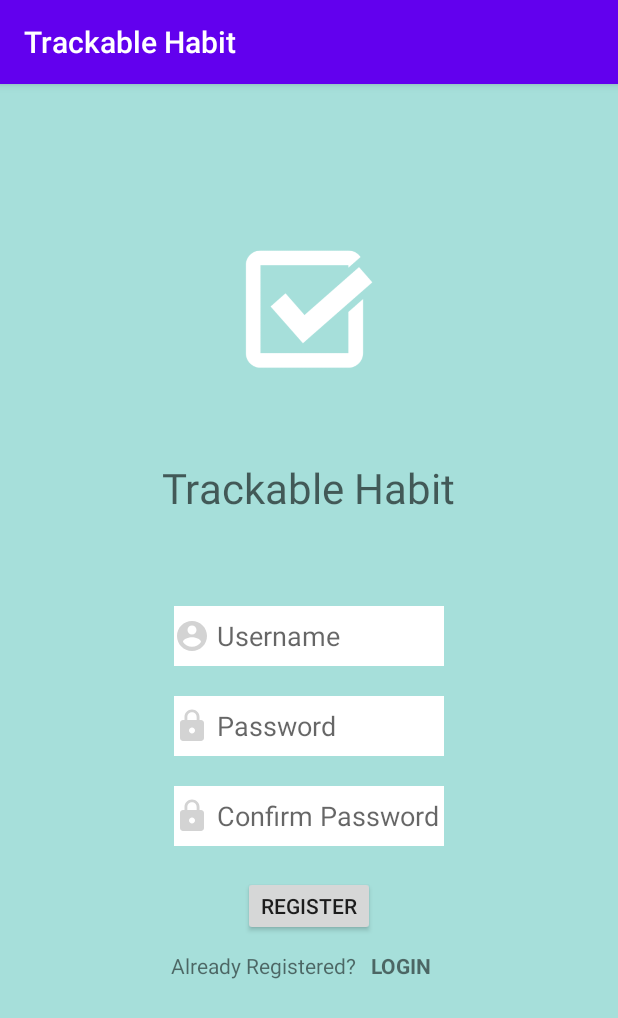
After one commit to cx0810/TrackableHabit, an Android app: the RegisterActivity screen opened directly, with no data from a screen before it, on a phone screen of 412 x 824 dp. The commit adds this screen. Shown: the top 1018 px of the screen. Run offline under Robolectric (Android 15) with nearby library versions, the phone set to English and light mode, and no system bars.

Commit message:
added login and register activity

```diff
--- /dev/null
+++ b/app/src/main/java/com/example/trackablehabit/RegisterActivity.java
@@ -0,0 +1,34 @@
+package com.example.trackablehabit;
+
+import androidx.appcompat.app.AppCompatActivity;
+
+import android.content.Intent;
+import android.os.Bundle;
+import android.widget.Button;
+import android.widget.EditText;
+import android.widget.TextView;
+
+public class RegisterActivity extends AppCompatActivity {
+    EditText mTextUsername;
+    EditText mTextPassword;
+    EditText mTextConfirmPassword;
+    Button mButtonRegister;
+    TextView mLogin;
+
+    @Override
+    protected void onCreate(Bundle savedInstanceState) {
+        super.onCreate(savedInstanceState);
+        setContentView(R.layout.activity_register);
+
+        mTextUsername = findViewById(R.id.register_username);
+        mTextPassword = findViewById(R.id.register_password);
+        mTextConfirmPassword = findViewById(R.id.register_confirm_password);
+        mButtonRegister = findViewById(R.id.register_button);
+        mLogin = findViewById(R.id.register_login);
+
+        mLogin.setOnClickListener(v -> {
+            Intent startIntent = new Intent(getApplicationContext(), LoginActivity.class);
+            startActivity(startIntent);
+        });
+    }
+}
--- /dev/null
+++ b/app/src/main/res/drawable/ic_password.xml
@@ -0,0 +1,9 @@
+<vector xmlns:android="http://schemas.android.com/apk/res/android"
+        android:width="24dp"
+        android:height="24dp"
+        android:viewportWidth="24.0"
+        android:viewportHeight="24.0">
+    <path
+        android:fillColor="#D3D3D3"
+        android:pathData="M18,8h-1L17,6c0,-2.76 -2.24,-5 -5,-5S7,3.24 7,6v2L6,8c-1.1,0 -2,0.9 -2,2v10c0,1.1 0.9,2 2,2h12c1.1,0 2,-0.9 2,-2L20,10c0,-1.1 -0.9,-2 -2,-2zM12,17c-1.1,0 -2,-0.9 -2,-2s0.9,-2 2,-2 2,0.9 2,2 -0.9,2 -2,2zM15.1,8L8.9,8L8.9,6c0,-1.71 1.39,-3.1 3.1,-3.1 1.71,0 3.1,1.39 3.1,3.1v2z"/>
+</vector>
--- /dev/null
+++ b/app/src/main/res/drawable/ic_username.xml
@@ -0,0 +1,9 @@
+<vector xmlns:android="http://schemas.android.com/apk/res/android"
+        android:width="24dp"
+        android:height="24dp"
+        android:viewportWidth="24.0"
+        android:viewportHeight="24.0">
+    <path
+        android:fillColor="#D3D3D3"
+        android:pathData="M12,2C6.48,2 2,6.48 2,12s4.48,10 10,10 10,-4.48 10,-10S17.52,2 12,2zM12,5c1.66,0 3,1.34 3,3s-1.34,3 -3,3 -3,-1.34 -3,-3 1.34,-3 3,-3zM12,19.2c-2.5,0 -4.71,-1.28 -6,-3.22 0.03,-1.99 4,-3.08 6,-3.08 1.99,0 5.97,1.09 6,3.08 -1.29,1.94 -3.5,3.22 -6,3.22z"/>
+</vector>
--- /dev/null
+++ b/app/src/main/res/layout/activity_register.xml
@@ -0,0 +1,93 @@
+<?xml version="1.0" encoding="utf-8"?>
+<LinearLayout
+    xmlns:android="http://schemas.android.com/apk/res/android"
+    xmlns:app="http://schemas.android.com/apk/res-auto"
+    xmlns:tools="http://schemas.android.com/tools"
+    android:layout_width="match_parent"
+    android:layout_height="match_parent"
+    tools:context=".RegisterActivity"
+    android:orientation="vertical"
+    android:gravity="center_horizontal"
+    android:background="#a6dfda">
+
+    <ImageView
+        android:layout_width="wrap_content"
+        android:layout_height="200dp"
+        android:layout_marginTop="50dp"
+        app:srcCompat="@drawable/logo2"
+        android:contentDescription="@string/todo" />
+
+    <TextView
+        android:layout_width="wrap_content"
+        android:layout_height="68dp"
+        android:hint="@string/trackable_habit"
+        android:textSize="28sp"
+        />
+
+    <EditText
+        android:id="@+id/register_username"
+        android:layout_width="180dp"
+        android:layout_height="40dp"
+        android:layout_marginTop="30dp"
+        android:background="#ffffff"
+        android:drawableStart="@drawable/ic_username"
+        android:drawableLeft="@drawable/ic_username"
+        android:hint="@string/username"
+        android:inputType="text"
+        android:autofillHints="@string/username" />
+
+    <EditText
+        android:id="@+id/register_password"
+        android:layout_width="180dp"
+        android:layout_height="40dp"
+        android:layout_marginTop="20dp"
+        android:background="#ffffff"
+        android:drawableLeft="@drawable/ic_password"
+        android:hint="@string/password"
+        android:inputType="textPassword"
+        android:drawableStart="@drawable/ic_password"
+        android:autofillHints="@string/password" />
+
+    <EditText
+        android:id="@+id/register_confirm_password"
+        android:layout_width="180dp"
+        android:layout_height="40dp"
+        android:layout_marginTop="20dp"
+        android:background="#ffffff"
+        android:drawableLeft="@drawable/ic_password"
+        android:hint="@string/confirm_password"
+        android:inputType="text|textPassword"
+        android:drawableStart="@drawable/ic_password"
+        android:autofillHints="@string/confirm_password" />
+
+    <Button
+        android:id="@+id/register_button"
+        android:layout_width="wrap_content"
+        android:layout_height="40dp"
+        android:layout_marginTop="20dp"
+        android:text="@string/register"/>
+
+    <LinearLayout
+        android:layout_width="wrap_content"
+        android:layout_height="wrap_content"
+        android:orientation="horizontal"
+        android:layout_marginTop="10dp">
+
+        <TextView
+            android:layout_width="wrap_content"
+            android:layout_height="35dp"
+            android:text="@string/already_registered"/>
+
+        <TextView
+            android:id="@+id/register_login"
+            android:layout_width="wrap_content"
+            android:layout_height="35dp"
+            android:paddingLeft="10dp"
+            android:paddingRight="10dp"
+            android:textStyle="bold"
+            android:text="@string/login"
+            android:paddingStart="10dp"
+            android:paddingEnd="10dp"/>
+
+    </LinearLayout>
+</LinearLayout>
--- a/app/src/main/res/values/strings.xml
+++ b/app/src/main/res/values/strings.xml
@@ -74,4 +74,12 @@
     <string name="default_notification_channel_id">default</string>
     <string name="every">\"Every \"</string>
     <string name="bracket_seconds">(s)</string>
+    <string name="username">\ Username</string>
+    <string name="password">\ Password</string>
+    <string name="login">LOGIN</string>
+    <string name="not_registered">Not registered?</string>
+    <string name="trackable_habit">Trackable Habit</string>
+    <string name="register">REGISTER</string>
+    <string name="confirm_password">\ Confirm Password</string>
+    <string name="already_registered">Already Registered?</string>
 </resources>
```
Also changed, not shown: app/src/main/AndroidManifest.xml (+22 -14 lines), app/src/main/java/com/example/trackablehabit/LoginActivity.java (added, +36 -0 lines), app/src/main/res/layout/activity_login.xml (added, +82 -0 lines), app/src/main/res/drawable-v24/logo.png (added), app/src/main/res/drawable-v24/logo2.png (added).
